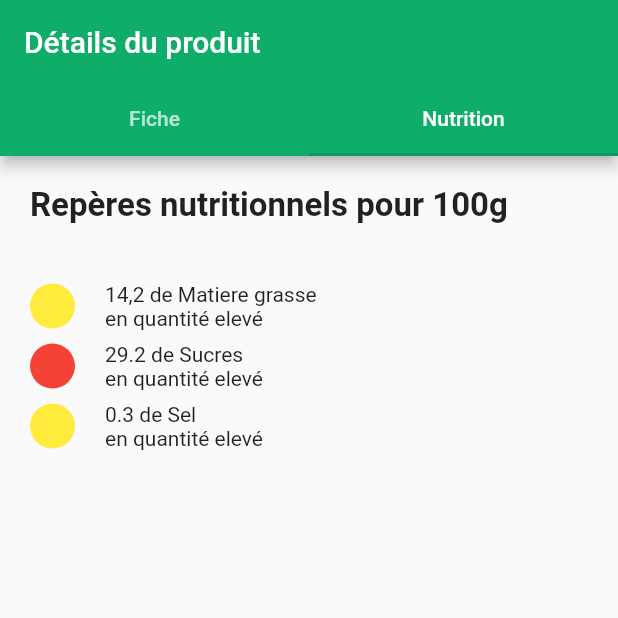
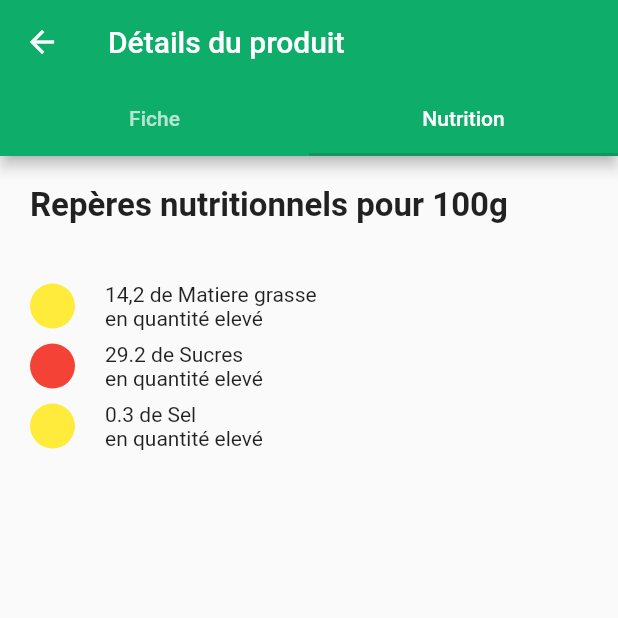
Before and after one commit to salavudeenH/YukaApp, a Flutter app: the screen it shows after launch, tab 2 chosen, on a phone screen of 412 x 824 dp, the top half of it. Run offline on Flutter 3.47's test engine with Material 2 defaults, Android fonts, the phone set to English and light mode, and no system bars; our stand-ins replace flutter_bloc, new_gradient_app_bar; missing offline and left inert: flutter_barcode_scanner; network calls fail.

Commit message:
third commit

```diff
--- a/lib/screens/details.dart
+++ b/lib/screens/details.dart
@@ -17,12 +17,12 @@ class DetailsScreen extends StatelessWidget {
         length: 2,
         child: Scaffold(
             appBar: AppBar(
-              // leading: IconButton(
-              //   icon: Icon(Icons.arrow_back, color: Colors.white),
-              //   onPressed: () {
-              //     Navigator.pop(context);
-              //   },
-              // ),
+              leading: IconButton(
+                icon: Icon(Icons.arrow_back, color: Colors.white),
+                onPressed: () {
+                  Navigator.pop(context);
+                },
+              ),
               title: Text('Détails du produit'),
               bottom: TabBar(
                 tabs: [
```
